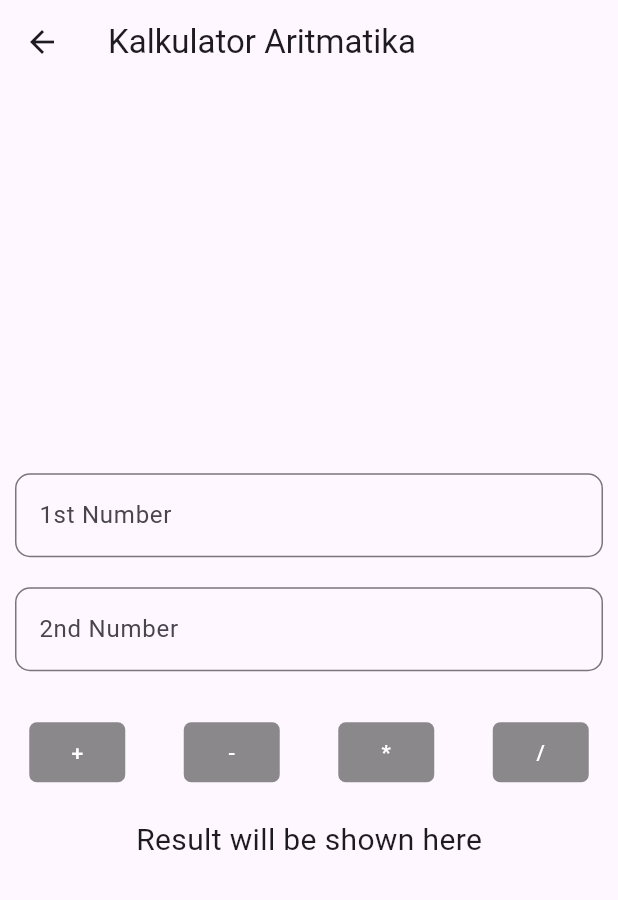
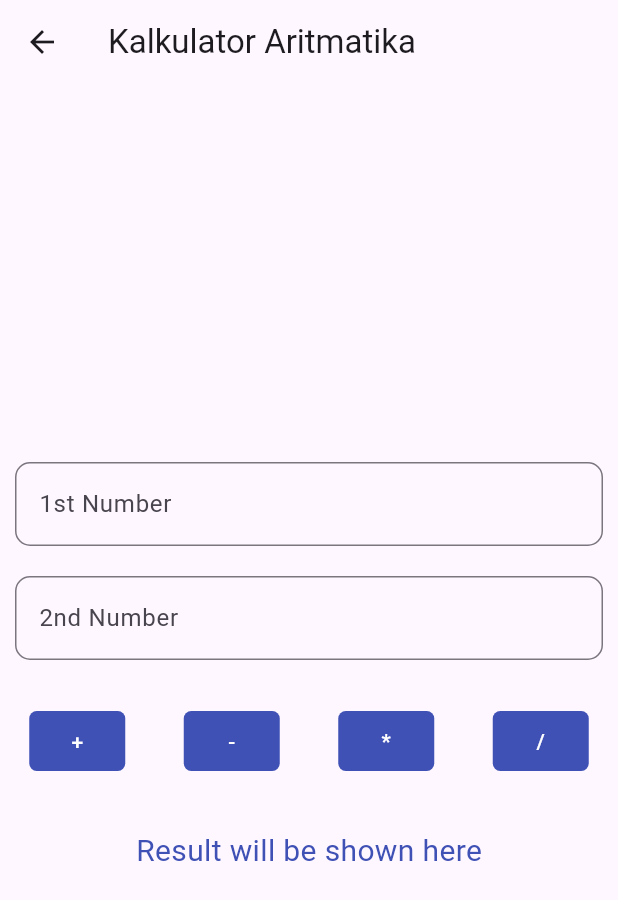
Before and after one commit to M2NVMe/cubitflutter, a Flutter app: the kalkulatorUI screen opened directly, on a phone screen of 412 x 824 dp. Shown: the top 900 px of the screen. Run offline on Flutter 3.47's test engine with Material 3 defaults, Android fonts, the phone set to English and light mode, and no system bars; our stand-ins replace bloc, flutter_bloc.

Commit message:
[BBW] FIX/ADD

```diff
--- a/lib/Aritmetika/KalkulatorUI.dart
+++ b/lib/Aritmetika/KalkulatorUI.dart
@@ -35,7 +35,7 @@ class kalkulatorUI extends StatelessWidget {
             mainAxisAlignment: MainAxisAlignment.spaceAround,
             children: [
               myButton(
-                backgroundColor: Colors.black45,
+                backgroundColor: Colors.indigo,
                 textColor: Colors.white,
                 radius: 5,
                 elevation: 0,
@@ -49,7 +49,7 @@ class kalkulatorUI extends StatelessWidget {
                 },
               ),
               myButton(
-                backgroundColor: Colors.black45,
+                backgroundColor: Colors.indigo,
                 textColor: Colors.white,
                 radius: 5,
                 elevation: 0,
@@ -63,7 +63,7 @@ class kalkulatorUI extends StatelessWidget {
                 },
               ),
               myButton(
-                backgroundColor: Colors.black45,
+                backgroundColor: Colors.indigo,
                 textColor: Colors.white,
                 radius: 5,
                 elevation: 0,
@@ -77,7 +77,7 @@ class kalkulatorUI extends StatelessWidget {
                 },
               ),
               myButton(
-                backgroundColor: Colors.black45,
+                backgroundColor: Colors.indigo,
                 textColor: Colors.white,
                 radius: 5,
                 elevation: 0,
@@ -92,12 +92,12 @@ class kalkulatorUI extends StatelessWidget {
               ),
             ],
           ),
-          SizedBox(height: 20),
+          SizedBox(height: 35),
           BlocBuilder<Aritmatikcubit, String>(
             builder: (context, result) {
               return Text(
                 result.isEmpty ? "Result will be shown here" : result,
-                style: TextStyle(fontSize: 20),
+                style: TextStyle(fontSize: 20, color: Colors.indigo),
               );
             },
           ),
```
